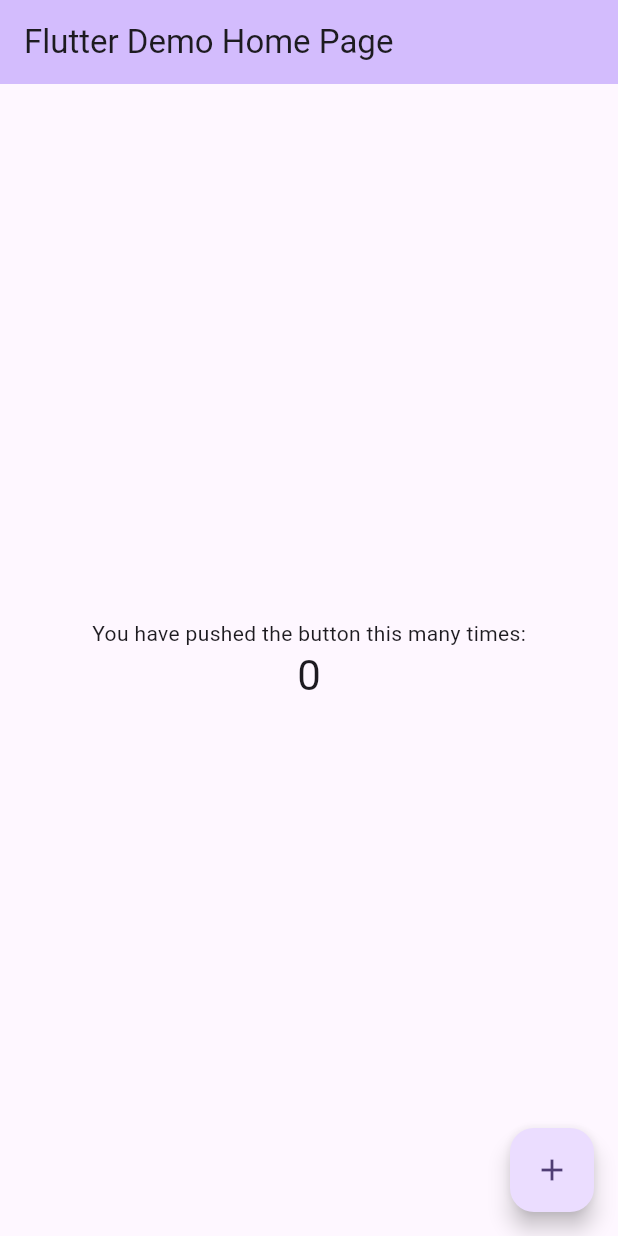
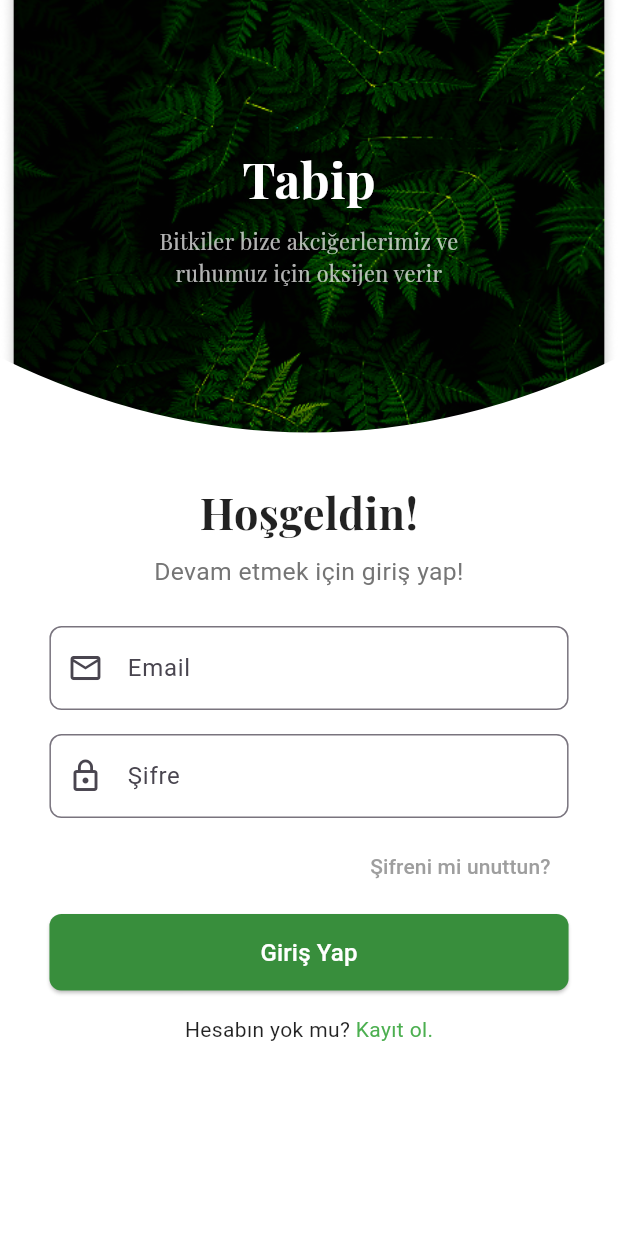
Before and after one commit to Posinowa/Tabip, a Flutter app: the screen it shows after launch, on a phone screen of 412 x 824 dp. Run offline on Flutter 3.47's test engine with Material 3 defaults, Android fonts, the light colour scheme and no system bars; our stand-ins replace google_fonts.

Commit message:
Updated Flutter project structure and added essential files for authentication and theming. Implemented login and registration pages, along with custom text field widgets.

```diff
--- a/lib/main.dart
+++ b/lib/main.dart
@@ -1,4 +1,5 @@
 import 'package:flutter/material.dart';
+import 'pages/login_page.dart'; // login_page.dart doğru yerdeyse bu import yeterli
 
 void main() {
   runApp(const MyApp());
@@ -7,116 +8,17 @@ void main() {
 class MyApp extends StatelessWidget {
   const MyApp({super.key});
 
-  // This widget is the root of your application.
   @override
   Widget build(BuildContext context) {
     return MaterialApp(
-      title: 'Flutter Demo',
+      debugShowCheckedModeBanner: false,
+      title: 'Bitki Sanatı',
       theme: ThemeData(
-        // This is the theme of your application.
-        //
-        // TRY THIS: Try running your application with "flutter run". You'll see
-        // the application has a purple toolbar. Then, without quitting the app,
-        // try changing the seedColor in the colorScheme below to Colors.green
-        // and then invoke "hot reload" (save your changes or press the "hot
-        // reload" button in a Flutter-supported IDE, or press "r" if you used
-        // the command line to start the app).
-        //
-        // Notice that the counter didn't reset back to zero; the application
-        // state is not lost during the reload. To reset the state, use hot
-        // restart instead.
-        //
-        // This works for code too, not just values: Most code changes can be
-        // tested with just a hot reload.
-        colorScheme: ColorScheme.fromSeed(seedColor: Colors.deepPurple),
+        primarySwatch: Colors.green,
+        scaffoldBackgroundColor: Colors.white,
+        textTheme: Typography.blackCupertino, // sade görünüm için
       ),
-      home: const MyHomePage(title: 'Flutter Demo Home Page'),
+      home: const LoginPage(),
     );
   }
 }
-
-class MyHomePage extends StatefulWidget {
-  const MyHomePage({super.key, required this.title});
-
-  // This widget is the home page of your application. It is stateful, meaning
-  // that it has a State object (defined below) that contains fields that affect
-  // how it looks.
-
-  // This class is the configuration for the state. It holds the values (in this
-  // case the title) provided by the parent (in this case the App widget) and
-  // used by the build method of the State. Fields in a Widget subclass are
-  // always marked "final".
-
-  final String title;
-
-  @override
-  State<MyHomePage> createState() => _MyHomePageState();
-}
-
-class _MyHomePageState extends State<MyHomePage> {
-  int _counter = 0;
-
-  void _incrementCounter() {
-    setState(() {
-      // This call to setState tells the Flutter framework that something has
-      // changed in this State, which causes it to rerun the build method below
-      // so that the display can reflect the updated values. If we changed
-      // _counter without calling setState(), then the build method would not be
-      // called again, and so nothing would appear to happen.
-      _counter++;
-    });
-  }
-
-  @override
-  Widget build(BuildContext context) {
-    // This method is rerun every time setState is called, for instance as done
-    // by the _incrementCounter method above.
-    //
-    // The Flutter framework has been optimized to make rerunning build methods
-    // fast, so that you can just rebuild anything that needs updating rather
-    // than having to individually change instances of widgets.
-    return Scaffold(
-      appBar: AppBar(
-        // TRY THIS: Try changing the color here to a specific color (to
-        // Colors.amber, perhaps?) and trigger a hot reload to see the AppBar
-        // change color while the other colors stay the same.
-        backgroundColor: Theme.of(context).colorScheme.inversePrimary,
-        // Here we take the value from the MyHomePage object that was created by
-        // the App.build method, and use it to set our appbar title.
-        title: Text(widget.title),
-      ),
-      body: Center(
-        // Center is a layout widget. It takes a single child and positions it
-        // in the middle of the parent.
-        child: Column(
-          // Column is also a layout widget. It takes a list of children and
-          // arranges them vertically. By default, it sizes itself to fit its
-          // children horizontally, and tries to be as tall as its parent.
-          //
-          // Column has various properties to control how it sizes itself and
-          // how it positions its children. Here we use mainAxisAlignment to
-          // center the children vertically; the main axis here is the vertical
-          // axis because Columns are vertical (the cross axis would be
-          // horizontal).
-          //
-          // TRY THIS: Invoke "debug painting" (choose the "Toggle Debug Paint"
-          // action in the IDE, or press "p" in the console), to see the
-          // wireframe for each widget.
-          mainAxisAlignment: MainAxisAlignment.center,
-          children: <Widget>[
-            const Text('You have pushed the button this many times:'),
-            Text(
-              '$_counter',
-              style: Theme.of(context).textTheme.headlineMedium,
-            ),
-          ],
-        ),
-      ),
-      floatingActionButton: FloatingActionButton(
-        onPressed: _incrementCounter,
-        tooltip: 'Increment',
-        child: const Icon(Icons.add),
-      ), // This trailing comma makes auto-formatting nicer for build methods.
-    );
-  }
-}
--- /dev/null
+++ b/lib/pages/login_page.dart
@@ -0,0 +1,181 @@
+import 'package:flutter/material.dart';
+import 'package:google_fonts/google_fonts.dart';
+import 'register_page.dart';
+
+class LoginPage extends StatelessWidget {
+  const LoginPage({super.key});
+
+  @override
+  Widget build(BuildContext context) {
+    final size = MediaQuery.of(context).size;
+
+    return Scaffold(
+      backgroundColor: Colors.white,
+      body: SafeArea(
+        child: Column(
+          children: [
+            // ÜST GÖRSEL + BAŞLIK
+            ClipPath(
+              clipper: CustomTopClipper(),
+              child: Container(
+                height: size.height * 0.35,
+                width: double.infinity,
+                decoration: const BoxDecoration(
+                  image: DecorationImage(
+                    image: AssetImage('assets/images/forest.jpg'),
+                    fit: BoxFit.cover,
+                  ),
+                ),
+                child: Column(
+                  mainAxisAlignment: MainAxisAlignment.center,
+                  children: [
+                    Text(
+                      'Tabip',
+                      style: GoogleFonts.playfairDisplay(
+                        fontSize: size.width * 0.08,
+                        color: Colors.white,
+                        fontWeight: FontWeight.bold,
+                      ),
+                    ),
+                    const SizedBox(height: 8),
+                    Text(
+                      'Bitkiler bize akciğerlerimiz ve\nruhumuz için oksijen verir',
+                      textAlign: TextAlign.center,
+                      style: GoogleFonts.playfairDisplay(
+                        fontSize: size.width * 0.035,
+                        color: Colors.white70,
+                      ),
+                    ),
+                  ],
+                ),
+              ),
+            ),
+
+            const SizedBox(height: 32), // görsel altı boşluk
+
+            // FORM ALANI
+            Expanded(
+              child: SingleChildScrollView(
+                padding: EdgeInsets.symmetric(horizontal: size.width * 0.08),
+                child: Column(
+                  crossAxisAlignment: CrossAxisAlignment.stretch,
+                  children: [
+                    Text(
+                      'Hoşgeldin!',
+                      textAlign: TextAlign.center,
+                      style: GoogleFonts.playfairDisplay(
+                        fontSize: size.width * 0.07,
+                        fontWeight: FontWeight.bold,
+                      ),
+                    ),
+                    const SizedBox(height: 8),
+                    Text(
+                      'Devam etmek için giriş yap!',
+                      textAlign: TextAlign.center,
+                      style: TextStyle(
+                        color: Colors.grey[600],
+                        fontSize: size.width * 0.04,
+                      ),
+                    ),
+                    const SizedBox(height: 24),
+
+                    TextField(
+                      decoration: InputDecoration(
+                        hintText: 'Email',
+                        prefixIcon: const Icon(Icons.email_outlined),
+                        border: OutlineInputBorder(
+                          borderRadius: BorderRadius.circular(8),
+                        ),
+                      ),
+                    ),
+                    const SizedBox(height: 16),
+
+                    TextField(
+                      obscureText: true,
+                      decoration: InputDecoration(
+                        hintText: 'Şifre',
+                        prefixIcon: const Icon(Icons.lock_outline),
+                        border: OutlineInputBorder(
+                          borderRadius: BorderRadius.circular(8),
+                        ),
+                      ),
+                    ),
+                    const SizedBox(height: 8),
+
+                    Align(
+                      alignment: Alignment.centerRight,
+                      child: TextButton(
+                        onPressed: () {},
+                        child: const Text(
+                          'Şifreni mi unuttun?',
+                          style: TextStyle(color: Colors.grey),
+                        ),
+                      ),
+                    ),
+                    const SizedBox(height: 8),
+
+                    ElevatedButton(
+                      style: ElevatedButton.styleFrom(
+                        backgroundColor: Colors.green[700],
+                        padding: const EdgeInsets.symmetric(vertical: 14),
+                        shape: RoundedRectangleBorder(
+                          borderRadius: BorderRadius.circular(8),
+                        ),
+                      ),
+                      onPressed: () {
+                        // Giriş işlemi
+                      },
+                      child: const Text(
+                        'Giriş Yap',
+                        style: TextStyle(color: Colors.white, fontSize: 16),
+                      ),
+                    ),
+                    const SizedBox(height: 16),
+
+                    Row(
+                      mainAxisAlignment: MainAxisAlignment.center,
+                      children: [
+                        const Text("Hesabın yok mu? "),
+                        GestureDetector(
+                          onTap: () {
+                            Navigator.push(
+                              context,
+                              MaterialPageRoute(
+                                  builder: (context) => const RegisterPage()),
+                            );
+                          },
+                          child: const Text(
+                            "Kayıt ol.",
+                            style: TextStyle(color: Colors.green),
+                          ),
+                        ),
+                      ],
+                    ),
+                    const SizedBox(height: 24),
+                  ],
+                ),
+              ),
+            ),
+          ],
+        ),
+      ),
+    );
+  }
+}
+
+// Estetik üst klip
+class CustomTopClipper extends CustomClipper<Path> {
+  @override
+  Path getClip(Size size) {
+    final path = Path();
+    path.lineTo(0, size.height - 50);
+    path.quadraticBezierTo(
+        size.width / 2, size.height + 50, size.width, size.height - 50);
+    path.lineTo(size.width, 0);
+    path.close();
+    return path;
+  }
+
+  @override
+  bool shouldReclip(CustomClipper<Path> oldClipper) => false;
+}
```
Also changed, not shown: lib/pages/register_page.dart (added, +153 -0 lines), pubspec.yaml (+3 -65 lines), assets/images/forest.jpg (added), lib/services/auth_service.dart (added), lib/theme/app_theme.dart (added), lib/widgets/custom_text_field.dart (added).
